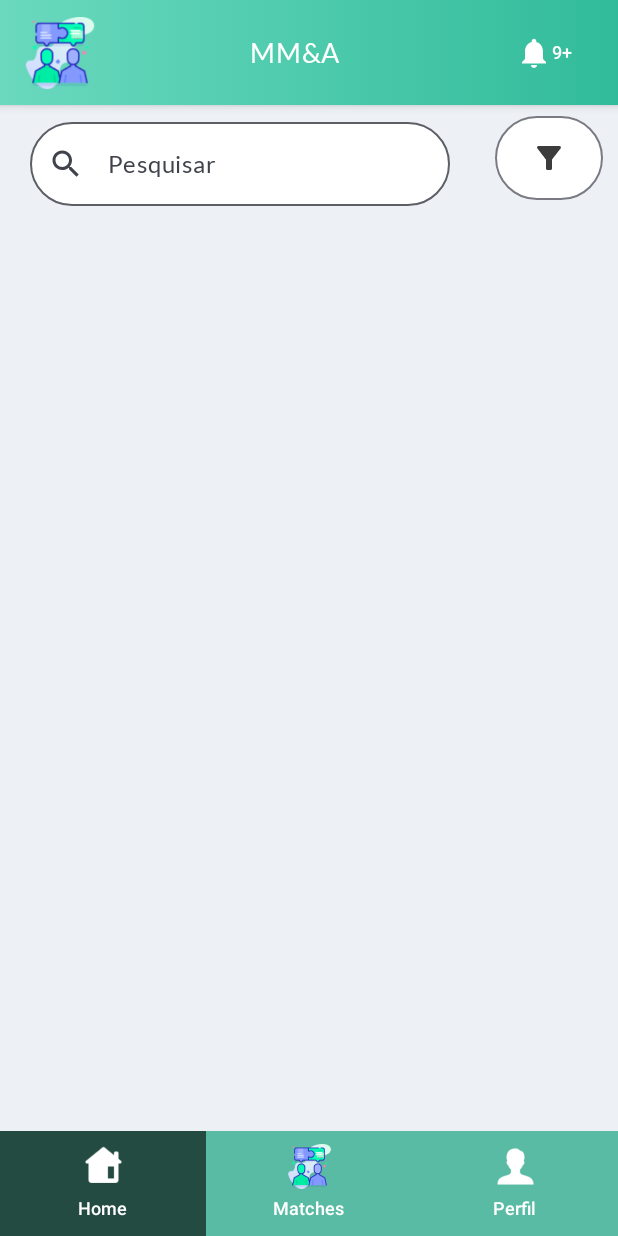
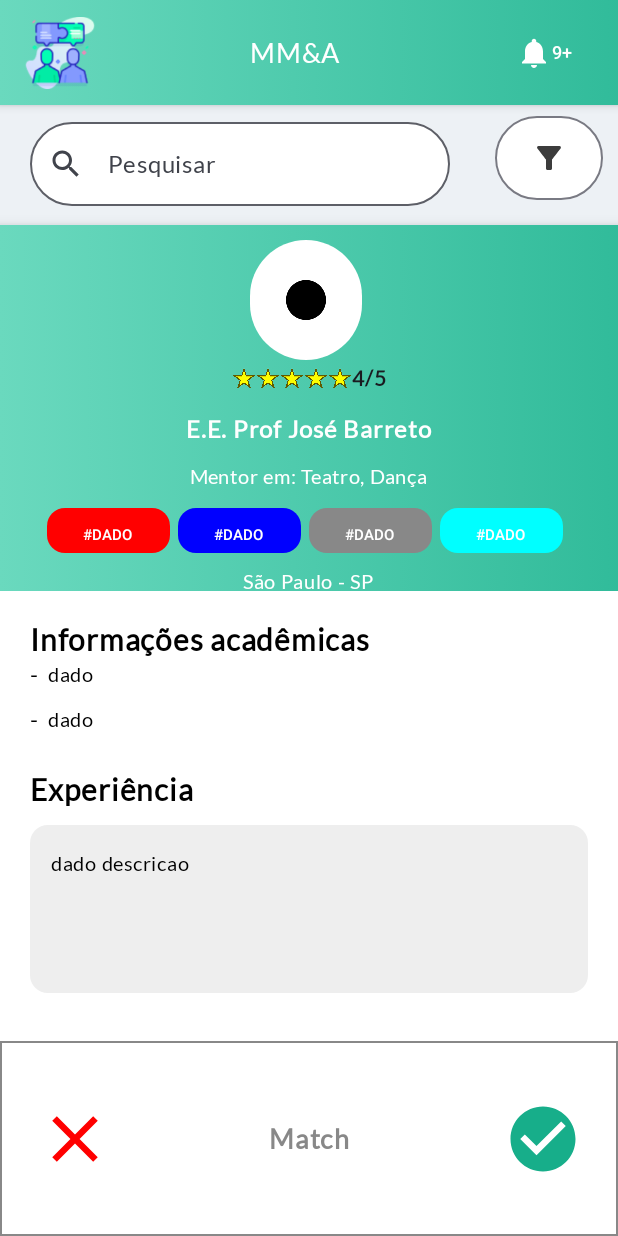
Before and after one commit to DanielaAlmeiida/Challenge-DB1, an Android app built with Jetpack Compose: the HomeScreen screen opened through its navigation route, on a phone screen of 412 x 824 dp. Run offline under Robolectric (Android 15) with nearby library versions, the phone set to English and light mode, and no system bars; our stand-ins replace accompanist.

Commit message:
Feita tela Home de MatchPerfil

```diff
--- /dev/null
+++ b/app/src/main/java/br/com/fiap/sowa/ui/components/HomeMatchPerfil.kt
@@ -0,0 +1,214 @@
+package br.com.fiap.sowa.ui.components
+
+import androidx.compose.foundation.background
+import androidx.compose.foundation.border
+import androidx.compose.foundation.layout.Arrangement
+import androidx.compose.foundation.layout.Column
+import androidx.compose.foundation.layout.Row
+import androidx.compose.foundation.layout.Spacer
+import androidx.compose.foundation.layout.fillMaxHeight
+import androidx.compose.foundation.layout.fillMaxSize
+import androidx.compose.foundation.layout.fillMaxWidth
+import androidx.compose.foundation.layout.height
+import androidx.compose.foundation.layout.padding
+import androidx.compose.foundation.layout.size
+import androidx.compose.foundation.layout.width
+import androidx.compose.foundation.shape.RoundedCornerShape
+import androidx.compose.material3.Button
+import androidx.compose.material3.ButtonDefaults
+import androidx.compose.material3.Icon
+import androidx.compose.material3.Surface
+import androidx.compose.material3.Text
+import androidx.compose.runtime.Composable
+import androidx.compose.ui.Alignment
+import androidx.compose.ui.Modifier
+import androidx.compose.ui.draw.shadow
+import androidx.compose.ui.graphics.Brush
+import androidx.compose.ui.graphics.Color
+import androidx.compose.ui.res.colorResource
+import androidx.compose.ui.res.painterResource
+import androidx.compose.ui.text.font.FontWeight
+import androidx.compose.ui.unit.dp
+import androidx.compose.ui.unit.sp
+import br.com.fiap.sowa.R
+
+@Composable
+fun HomeMatchPerfil(nome: String, areas: String, avaliacao: String, numbConnections: String) {
+        Column (
+            verticalArrangement = Arrangement.Center,
+            horizontalAlignment = Alignment.CenterHorizontally,
+            modifier = Modifier
+                .fillMaxWidth()
+                .fillMaxHeight()
+                .shadow(6.dp)
+                .background(
+                    brush = Brush.horizontalGradient(
+                        colors = listOf(Color(0xFF6AD9BE), Color(0xFF17AE8A)),
+                        startX = 0f,
+                        endX = 900f
+                    )
+                )
+        ){
+            Column (
+                verticalArrangement = Arrangement.Center,
+                horizontalAlignment = Alignment.CenterHorizontally,
+                modifier = Modifier
+                    .padding(10.dp)
+            ){
+                Button(
+                    onClick = { /*TODO*/ },
+                    shape = RoundedCornerShape(50.dp),
+                    colors = ButtonDefaults.buttonColors(Color.White),
+                    modifier = Modifier
+                        .height(80.dp)
+                        .width(80.dp)
+                        .padding(0.dp, 0.dp, 5.dp, 0.dp)
+                ) {
+                    Icon(
+                        painter = painterResource(id = R.drawable.person),
+                        contentDescription = "Ícone de pessoa",
+                        tint = Color.Black,
+                        modifier = Modifier.size(90.dp)
+                    )
+                }
+                Row(verticalAlignment = Alignment.CenterVertically) {
+                    StarIcon()
+                    StarIcon()
+                    StarIcon()
+                    StarIcon()
+                    StarIcon()
+                    Text(
+                        text = avaliacao,
+                        fontSize = 14.sp,
+                        fontWeight = FontWeight.Bold
+                    )
+                }
+            }
+            Column (
+                verticalArrangement = Arrangement.Center,
+                horizontalAlignment = Alignment.CenterHorizontally,
+                modifier = Modifier
+                    .height(120.dp)
+            ){
+                Text(
+                    text = nome,
+                    fontSize = 16.sp,
+                    fontWeight = FontWeight.Bold ,
+                    color = Color.White
+                )
+                Spacer(modifier = Modifier.height(8.dp))
+                Text(
+                    text = "Mentor em: " + areas,
+                    fontSize = 13.sp,
+                    fontWeight = FontWeight.Light,
+                    color = Color.White
+                )
+                Spacer(modifier = Modifier.height(8.dp))
+                Row {
+                    AreaInteresse(nomeAreaInteresse = "DADO", corAreaInteresse = Color.Red)
+                    AreaInteresse(nomeAreaInteresse = "DADO", corAreaInteresse = Color.Blue)
+                    AreaInteresse(nomeAreaInteresse = "DADO", corAreaInteresse = Color.Gray)
+                    AreaInteresse(nomeAreaInteresse = "DADO", corAreaInteresse = Color.Cyan)
+                }
+                Spacer(modifier = Modifier.height(8.dp))
+                Text(
+                    text = "São Paulo - SP",
+                    fontSize = 13.sp,
+                    fontWeight = FontWeight.Light,
+                    color = Color.White
+                )
+                Spacer(modifier = Modifier.height(8.dp))
+            }
+
+            Column (
+                modifier = Modifier
+                    .fillMaxWidth()
+                    .height(300.dp)
+                    .background(Color.White)
+                    .padding(20.dp)
+            ){
+                Text(
+                    text = "Informações acadêmicas",
+                    fontSize = 20.sp,
+                    fontWeight = FontWeight.Bold,
+                    color = Color.Black
+                )
+                PerfilComponenteDado(text = "-", dado = "dado")
+                PerfilComponenteDado(text = "-", dado = "dado")
+
+                Spacer(modifier = Modifier.height(16.dp))
+
+                Text(
+                    text = "Experiência",
+                    fontSize = 20.sp,
+                    fontWeight = FontWeight.Bold,
+                    color = Color.Black,
+                )
+                Surface(
+                    modifier = Modifier
+                        .fillMaxSize()
+                        .padding(0.dp, 12.dp, 0.dp, 12.dp),
+                    shape = RoundedCornerShape(12.dp),
+                    color = colorResource(id = R.color.lightGray2)
+                ) {
+                    Text(
+                        text = "dado descricao",
+                        fontSize = 13.sp,
+                        fontWeight = FontWeight.Light,
+                        color = Color.Black,
+                        modifier = Modifier .padding(14.dp)
+                    )
+                }
+
+            }
+
+            Row (
+                horizontalArrangement = Arrangement.SpaceBetween,
+                verticalAlignment = Alignment.CenterVertically,
+                modifier = Modifier
+                    .fillMaxWidth()
+                    .fillMaxHeight()
+                    .background(color = Color.White)
+                    .border(width = 1.dp, color = Color.Gray)
+
+            ){
+                Button(
+                    onClick = { /*TODO*/ },
+                    shape = RoundedCornerShape(50.dp),
+                    colors = ButtonDefaults.buttonColors(Color.White),
+                    modifier = Modifier
+                        .size(100.dp)
+                ) {
+                    Icon(
+                        painter = painterResource(id = R.drawable.circle_close),
+                        contentDescription = "Ícone de pessoa",
+                        tint = Color.Red,
+                        modifier = Modifier.size(100.dp)
+                    )
+                }
+
+                Text(
+                    text = "Match",
+                    fontSize = 18.sp,
+                    fontWeight = FontWeight.Bold,
+                    color = Color.Gray,
+                    modifier = Modifier .padding(14.dp)
+                )
+
+                Button(
+                    onClick = { /*TODO*/ },
+                    shape = RoundedCornerShape(50.dp),
+                    colors = ButtonDefaults.buttonColors(Color.White),
+                    modifier = Modifier
+                        .size(100.dp)
+                ) {
+                    Icon(
+                        painter = painterResource(id = R.drawable.circle_check),
+                        contentDescription = "Ícone de pessoa",
+                        tint = Color(0xFF17AE8A),
+                        modifier = Modifier.size(100.dp)
+                    )
+                }
+            }
+        }
+    }
--- /dev/null
+++ b/app/src/main/java/br/com/fiap/sowa/ui/components/StarIcon.kt
@@ -0,0 +1,18 @@
+package br.com.fiap.sowa.ui.components
+
+import androidx.compose.foundation.Image
+import androidx.compose.foundation.layout.size
+import androidx.compose.runtime.Composable
+import androidx.compose.ui.Modifier
+import androidx.compose.ui.res.painterResource
+import androidx.compose.ui.unit.dp
+import br.com.fiap.sowa.R
+
+@Composable
+fun StarIcon() {
+    Image(
+        painter = painterResource(id = R.drawable.star_avaliacao),
+        contentDescription = null,
+        modifier = Modifier.size(16.dp)
+    )
+}
--- a/app/src/main/java/br/com/fiap/sowa/ui/screens/HomeScreen.kt
+++ b/app/src/main/java/br/com/fiap/sowa/ui/screens/HomeScreen.kt
@@ -15,12 +15,12 @@ import br.com.fiap.sowa.model.Usuario
 import br.com.fiap.sowa.ui.components.Header
 import br.com.fiap.sowa.ui.components.NavBar
 import br.com.fiap.sowa.ui.components.CardPersonSearch
+import br.com.fiap.sowa.ui.components.HomeMatchPerfil
 import br.com.fiap.sowa.ui.components.SearchBar
 import br.com.fiap.sowa.ui.components.searchUsers
 
 @Composable
 fun HomeScreen(navController: NavController) {
-
     var usuarios by remember { mutableStateOf(emptyList<Usuario>()) }
 
     LaunchedEffect(Unit) {
@@ -39,6 +39,8 @@ fun HomeScreen(navController: NavController) {
     ) {
         Header()
         SearchBar()
+        HomeMatchPerfil("E.E. Prof José Barreto", "Teatro, Dança", "4/5", "222")
+        /* PESQUISA AVANÇADA */
         LazyColumn(
             modifier = Modifier.weight(1f)
         ) {
@@ -50,6 +52,7 @@ fun HomeScreen(navController: NavController) {
     }
 }
 
+
 @Preview(showBackground = true, showSystemUi = true)
 @Composable
 fun PreviewHomeScreen() {
--- /dev/null
+++ b/app/src/main/res/drawable/circle_check.xml
@@ -0,0 +1,5 @@
+<vector android:height="24dp" android:tint="#FFFFFF"
+    android:viewportHeight="24" android:viewportWidth="24"
+    android:width="24dp" xmlns:android="http://schemas.android.com/apk/res/android">
+    <path android:fillColor="@android:color/white" android:pathData="M12,2C6.48,2 2,6.48 2,12s4.48,10 10,10 10,-4.48 10,-10S17.52,2 12,2zM10,17l-5,-5 1.41,-1.41L10,14.17l7.59,-7.59L19,8l-9,9z"/>
+</vector>
--- /dev/null
+++ b/app/src/main/res/drawable/circle_close.xml
@@ -0,0 +1,5 @@
+<vector android:height="24dp" android:tint="#EA4747"
+    android:viewportHeight="24" android:viewportWidth="24"
+    android:width="24dp" xmlns:android="http://schemas.android.com/apk/res/android">
+    <path android:fillColor="@android:color/white" android:pathData="M19,6.41L17.59,5 12,10.59 6.41,5 5,6.41 10.59,12 5,17.59 6.41,19 12,13.41 17.59,19 19,17.59 13.41,12z"/>
+</vector>
```
